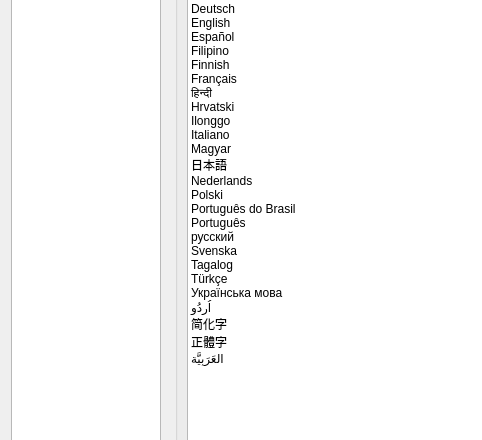
Above: src/dialogs/settingsdialog.ui from pbek/QOwnNotes before the change; both pictures show x 0 to 482 and y 179 to 619 of the 1032 by 912 pixel window. Below: the same form after it.
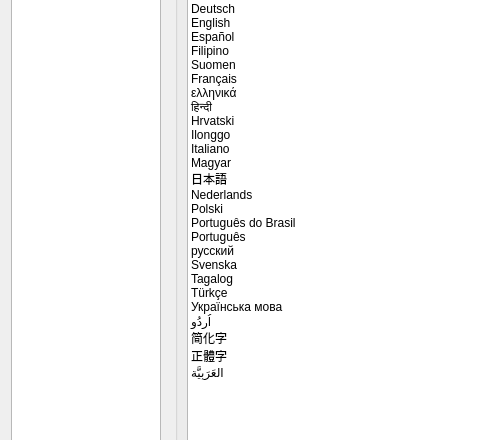
That is the form after the change. The open tabs and pages were chosen to show the change. Icons and pictures are not drawn. Custom widgets are drawn as their Qt base class.

Diff of the .ui file:
```diff
--- a/src/dialogs/settingsdialog.ui
+++ b/src/dialogs/settingsdialog.ui
@@ -2080,7 +2080,7 @@
                        </item>
                        <item>
                         <property name="text">
-                         <string notr="true">Finnish</string>
+                         <string notr="true">Suomen</string>
                         </property>
                         <property name="toolTip">
                          <string>Finnish</string>
@@ -2100,6 +2100,17 @@
                          <string notr="true">fr</string>
                         </property>
                        </item>
+                       <item>
+                        <property name="text">
+                         <string notr="true">ελληνικά</string>
+                        </property>
+                        <property name="toolTip">
+                         <string>Greek</string>
+                        </property>
+                        <property name="whatsThis">
+                         <string notr="true">el</string>
+                        </property>
+                       </item>
                        <item>
                         <property name="text">
                          <string notr="true">हिन्दी</string>
```
Left out of the diff: 6 changed lines with no effect on the pictures.
